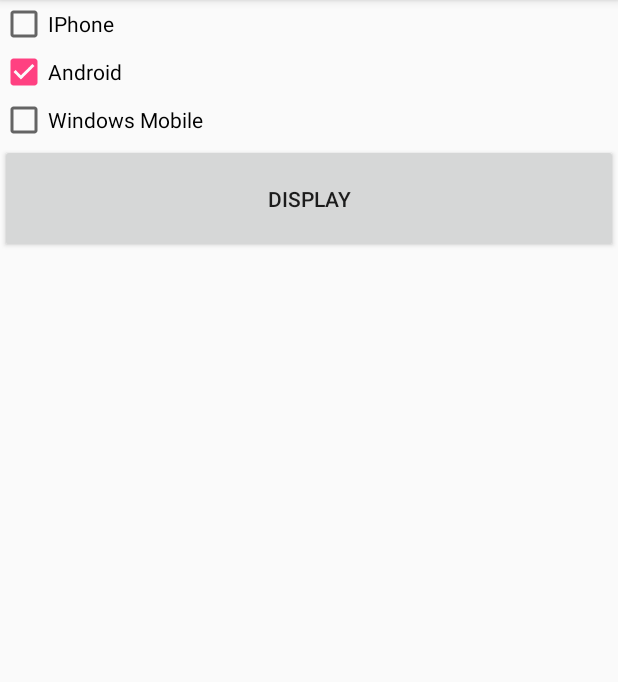
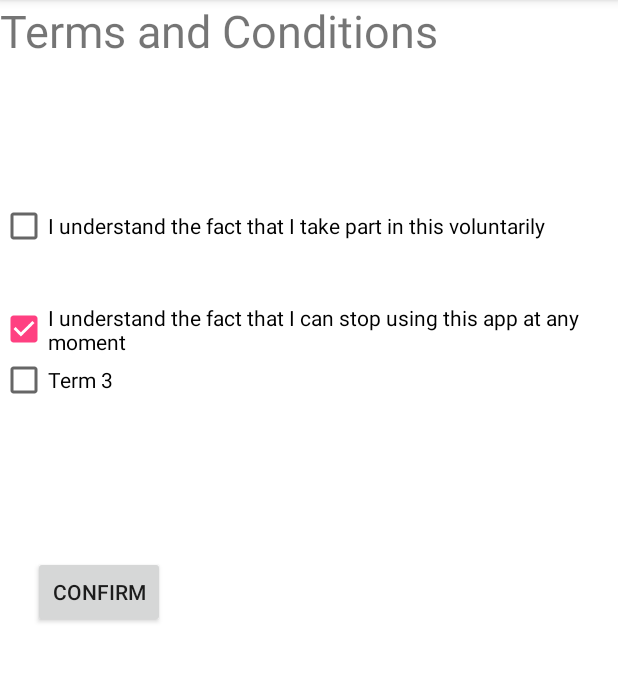
Before and after one commit to asymptote-inc/Jury-new, an Android app: the TermsActivity screen opened directly, with no data from a screen before it, on a phone screen of 412 x 824 dp, the part 84-766 px from its top. Run offline under Robolectric (Android 15) with nearby library versions, the phone set to English and light mode, and no system bars; network calls fail.

Commit message:
terms instructions added

```diff
--- a/app/src/main/res/layout/activity_terms.xml
+++ b/app/src/main/res/layout/activity_terms.xml
@@ -3,32 +3,60 @@
     android:layout_width="fill_parent"
     android:layout_height="fill_parent"
     android:orientation="vertical"
-    android:weightSum="1">
+    android:weightSum="1"
+    android:background="#FFFFFF">
+
+    <TextView
+        android:text="@string/terms_view"
+        android:layout_width="match_parent"
+        android:layout_height="wrap_content"
+        android:textSize="30dp"
+        android:id="@+id/textView2"
+        android:layout_alignParentLeft="true"
+        android:layout_alignParentStart="true"
+        android:layout_marginBottom="14dp" />
+
 
     <CheckBox
         android:id="@+id/chk1"
         android:layout_width="wrap_content"
         android:layout_height="wrap_content"
-        android:text="@string/chk_1" />
+        android:text="@string/chk_1"
+        android:layout_below="@+id/textView2"
+        android:layout_centerHorizontal="true"
+        android:layout_marginTop="80dp" />
 
     <CheckBox
         android:id="@+id/chk2"
         android:layout_width="wrap_content"
         android:layout_height="wrap_content"
         android:text="@string/chk_2"
-        android:checked="true" />
+        android:checked="true"
+        android:layout_marginTop="35dp"
+        android:layout_below="@+id/chk1"
+        android:layout_alignLeft="@+id/btnDisplay"
+        android:layout_alignStart="@+id/btnDisplay" />
 
     <CheckBox
         android:id="@+id/chk3"
         android:layout_width="wrap_content"
         android:layout_height="wrap_content"
-        android:text="@string/chk_3" />
+        android:text="@string/chk_3"
+        android:layout_above="@+id/chk1"
+        android:layout_alignLeft="@+id/chk1"
+        android:layout_alignStart="@+id/chk1"
+        android:layout_marginBottom="22dp" />
 
     <Button
         android:id="@+id/btnDisplay"
-        android:layout_width="match_parent"
+        android:layout_width="wrap_content"
         android:layout_height="wrap_content"
-        android:layout_weight="0.04"
-        android:text="@string/btn_confirm" />
+        android:text="@string/btn_confirm"
+        android:layout_marginLeft="22dp"
+        android:layout_marginStart="22dp"
+        android:layout_marginTop="79dp"
+        android:layout_below="@+id/chk2"
+        android:layout_alignParentLeft="true"
+        android:layout_alignParentStart="true" />
 
 </LinearLayout>
--- a/app/src/main/res/values/strings.xml
+++ b/app/src/main/res/values/strings.xml
@@ -15,21 +15,22 @@
     <string name="btn_login">Login</string>
     <string name="btn_link_signup">Don\'t have an account yet Register !!</string>
     <string name="btn_link_login">Already have an account Login !!</string>
-
+    <string name="btn_submit">submit</string>
     <string name="btn_link_page">terms</string>
     <string name="btn_previous">Previous</string>
     <string name="btn_next">Next</string>
     <string name="btn_side">sidenav</string>
 
-    <string name="chk_1">IPhone</string>
-    <string name="chk_2">Android</string>
-    <string name="chk_3">Windows Mobile</string>
-    <string name="btn_confirm">Display</string>
+    <string name="chk_1">I understand the fact that I take part in this voluntarily</string>
+    <string name="chk_2">I understand the fact that I can stop using this app at any moment</string>
+    <string name="chk_3">Term 3</string>
+    <string name="btn_confirm">Confirm</string>
 
     <string name="navigation_drawer_open">Open navigation drawer</string>
     <string name="navigation_drawer_close">Close navigation drawer</string>
     <string name="action_settings">Settings</string>
-
+    <string name="terms_view">Terms and Conditions</string>
+    <string name="instructions_view">This is the instructions page...follow this to score well in the game ..good luck</string>
     <string name="fragment_one_view">FragmentOne</string>
     <string name="fragment_two_view">FragmentTwo</string>
 
```
Also changed, not shown: app/src/main/res/drawable/splash.xml (added, +12 -0 lines), app/src/main/res/layout/activity_instructions.xml (+10 -0 lines), app/src/main/res/layout/activity_splash.xml (added, +15 -0 lines), app/src/main/res/layout/fragment_one_layout.xml (+6 -1 lines), app/src/main/res/layout/fragment_two_layout.xml (+36 -5 lines).
